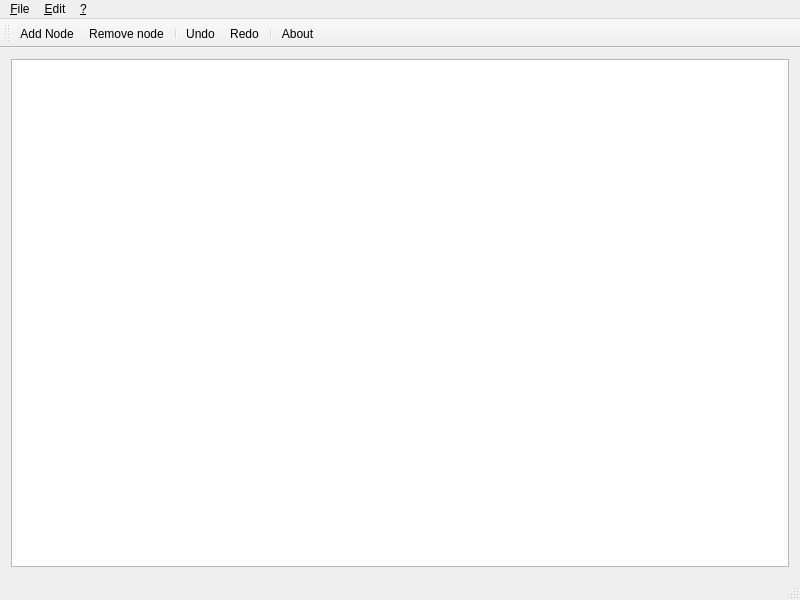
First picture: the form in mainwindow.ui, repository tsymalla/mindmap-editor, before the edit.
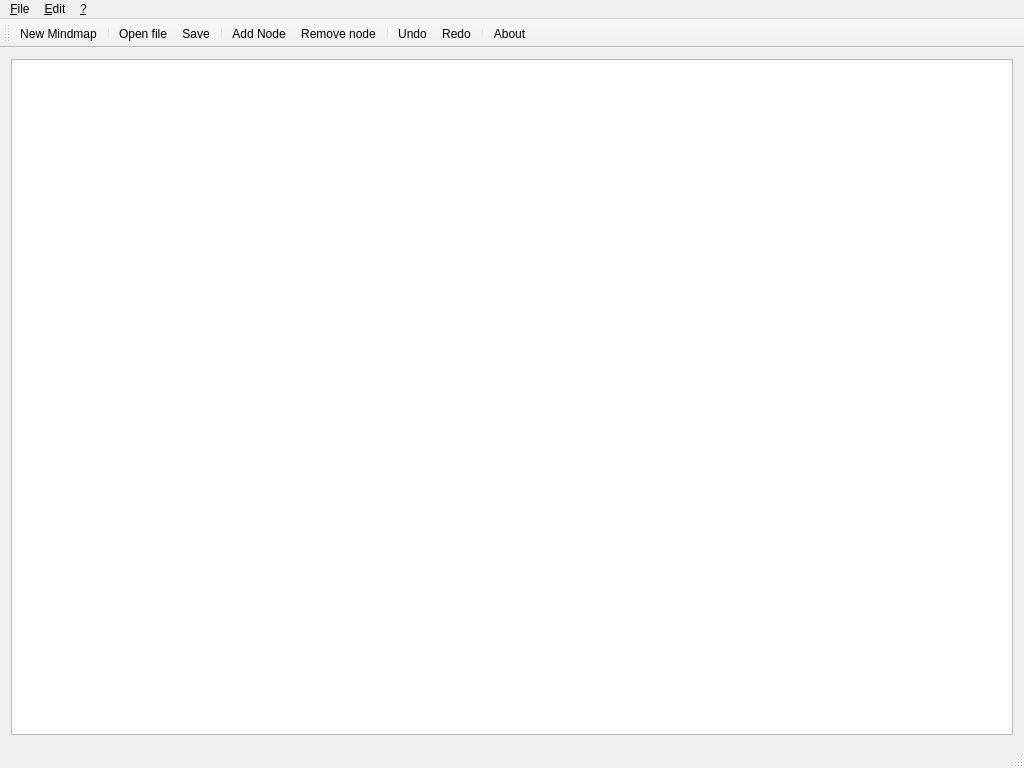
Second picture: the form after the edit. Icons and pictures are not drawn.

Commit message: Fixed some minor bugs, fixed mindmap re-creation, fixed icon displaying and started implementing node resizing

```diff
--- a/mainwindow.ui
+++ b/mainwindow.ui
@@ -6,8 +6,8 @@
    <rect>
     <x>0</x>
     <y>0</y>
-    <width>800</width>
-    <height>600</height>
+    <width>1024</width>
+    <height>768</height>
    </rect>
   </property>
   <property name="windowTitle">
@@ -25,7 +25,7 @@
     <rect>
      <x>0</x>
      <y>0</y>
-     <width>800</width>
+     <width>1024</width>
      <height>26</height>
     </rect>
    </property>
@@ -70,6 +70,11 @@
    <attribute name="toolBarBreak">
     <bool>false</bool>
    </attribute>
+   <addaction name="action_New_Mindmap"/>
+   <addaction name="separator"/>
+   <addaction name="action_Open_file"/>
+   <addaction name="action_Save"/>
+   <addaction name="separator"/>
    <addaction name="actionAdd_Node"/>
    <addaction name="actionRemove_node"/>
    <addaction name="separator"/>
```
Left out of the diff: 35 changed lines with no effect on the pictures. The commit also changes 7 other files.
